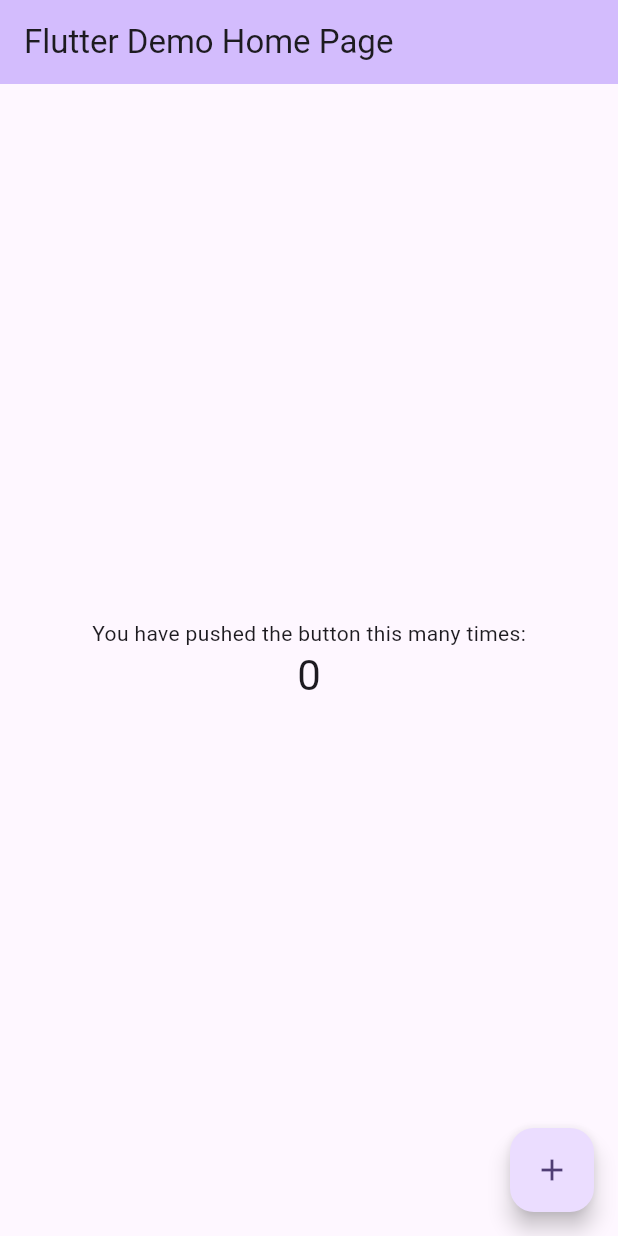
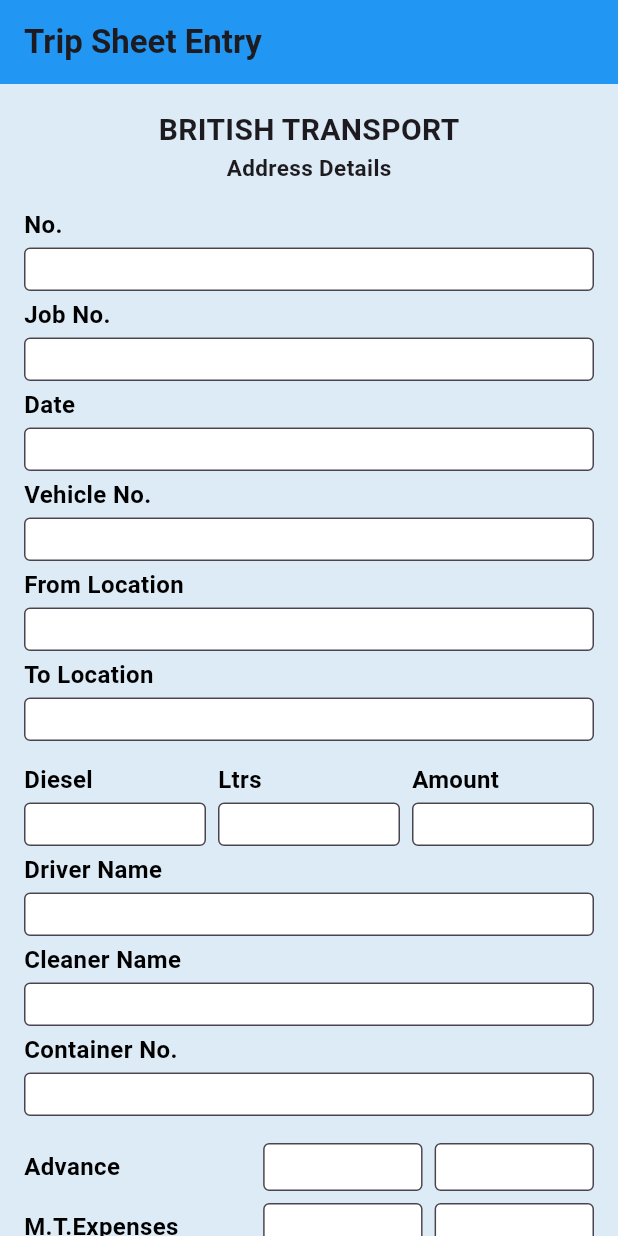
Before and after one commit to alibabakutty/transport_entry_app, a Flutter app: the screen it shows after launch, on a phone screen of 412 x 824 dp. Run offline on Flutter 3.47's test engine with Material 3 defaults, Android fonts, the phone set to English and light mode, and no system bars.

Commit message:
almost successfull home page for transport entry

```diff
--- /dev/null
+++ b/lib/home_page.dart
@@ -0,0 +1,87 @@
+import 'package:flutter/material.dart';
+import 'package:transport_entry_app/widgets/expense_row.dart';
+import 'package:transport_entry_app/widgets/header_section.dart';
+import 'package:transport_entry_app/widgets/input_field.dart';
+
+class HomePage extends StatelessWidget {
+  const HomePage({super.key});
+
+  @override
+  Widget build(BuildContext context) {
+    return Scaffold(
+      appBar: AppBar(
+        title: const Text(
+          'Trip Sheet Entry',
+          style: TextStyle(
+            fontWeight: FontWeight.bold,
+          ),
+        ),
+        backgroundColor: Colors.blue,
+      ),
+      body: Container(
+        color: const Color.fromARGB(255, 221, 235, 246),
+        child: SingleChildScrollView(
+          child: Padding(
+            padding: const EdgeInsets.all(16.0),
+            child: Column(
+              crossAxisAlignment: CrossAxisAlignment.start,
+              children: [
+                // Header Section
+                const HeaderSection(),
+
+                // Input Fields Section
+                const InputField(label: 'No.'),
+                const InputField(label: 'Job No.'),
+                const InputField(label: 'Date'),
+                const InputField(label: 'Vehicle No.'),
+                const InputField(label: 'From Location'),
+                const InputField(label: 'To Location'),
+                const SizedBox(height: 10),
+
+                // Diesel Section
+                Row(
+                  children: const [
+                    Expanded(child: InputField(label: 'Diesel')),
+                    SizedBox(width: 8),
+                    Expanded(child: InputField(label: 'Ltrs')),
+                    SizedBox(width: 8),
+                    Expanded(child: InputField(label: 'Amount')),
+                  ],
+                ),
+                const InputField(label: 'Driver Name'),
+                const InputField(label: 'Cleaner Name'),
+                const InputField(label: 'Container No.'),
+                const SizedBox(height: 10),
+
+                // Expenses Section
+                const ExpenseRow(label: 'Advance'),
+                const ExpenseRow(label: 'M.T.Expenses'),
+                const ExpenseRow(label: 'Toll'),
+                const ExpenseRow(label: 'Driver Charges'),
+                const ExpenseRow(label: 'Cleaner Charges'),
+                const ExpenseRow(label: 'R.T.O./ Police'),
+                const ExpenseRow(label: 'Harbour Expenses'),
+                const ExpenseRow(label: 'Driver Expenses'),
+                const ExpenseRow(label: 'Weight Charges'),
+                const ExpenseRow(label: 'Loading Charges'),
+                const ExpenseRow(label: 'Unloading Charges'),
+                const ExpenseRow(label: 'Other Expenses'),
+                const SizedBox(height: 10),
+
+                // Total, Advance, Balance
+                const ExpenseRow(label: 'Total'),
+                const ExpenseRow(label: 'Advance'),
+                const ExpenseRow(label: 'Balance'),
+
+                // Verification Section
+                const InputField(label: 'Verified By'),
+                const InputField(label: 'Passed'),
+                const InputField(label: 'Driver'),
+              ],
+            ),
+          ),
+        ),
+      ),
+    );
+  }
+}
--- a/lib/main.dart
+++ b/lib/main.dart
@@ -1,125 +1,19 @@
 import 'package:flutter/material.dart';
+import 'package:transport_entry_app/home_page.dart';
 
 void main() {
-  runApp(const MyApp());
+  runApp(const TransportEntryApp());
 }
 
-class MyApp extends StatelessWidget {
-  const MyApp({super.key});
+class TransportEntryApp extends StatelessWidget {
+  const TransportEntryApp({super.key});
 
-  // This widget is the root of your application.
   @override
   Widget build(BuildContext context) {
     return MaterialApp(
-      title: 'Flutter Demo',
-      theme: ThemeData(
-        // This is the theme of your application.
-        //
-        // TRY THIS: Try running your application with "flutter run". You'll see
-        // the application has a purple toolbar. Then, without quitting the app,
-        // try changing the seedColor in the colorScheme below to Colors.green
-        // and then invoke "hot reload" (save your changes or press the "hot
-        // reload" button in a Flutter-supported IDE, or press "r" if you used
-        // the command line to start the app).
-        //
-        // Notice that the counter didn't reset back to zero; the application
-        // state is not lost during the reload. To reset the state, use hot
-        // restart instead.
-        //
-        // This works for code too, not just values: Most code changes can be
-        // tested with just a hot reload.
-        colorScheme: ColorScheme.fromSeed(seedColor: Colors.deepPurple),
-        useMaterial3: true,
-      ),
-      home: const MyHomePage(title: 'Flutter Demo Home Page'),
+      debugShowCheckedModeBanner: false,
+      title: 'Transport Entry App',
+      home: HomePage(),
     );
   }
 }
-
-class MyHomePage extends StatefulWidget {
-  const MyHomePage({super.key, required this.title});
-
-  // This widget is the home page of your application. It is stateful, meaning
-  // that it has a State object (defined below) that contains fields that affect
-  // how it looks.
-
-  // This class is the configuration for the state. It holds the values (in this
-  // case the title) provided by the parent (in this case the App widget) and
-  // used by the build method of the State. Fields in a Widget subclass are
-  // always marked "final".
-
-  final String title;
-
-  @override
-  State<MyHomePage> createState() => _MyHomePageState();
-}
-
-class _MyHomePageState extends State<MyHomePage> {
-  int _counter = 0;
-
-  void _incrementCounter() {
-    setState(() {
-      // This call to setState tells the Flutter framework that something has
-      // changed in this State, which causes it to rerun the build method below
-      // so that the display can reflect the updated values. If we changed
-      // _counter without calling setState(), then the build method would not be
-      // called again, and so nothing would appear to happen.
-      _counter++;
-    });
-  }
-
-  @override
-  Widget build(BuildContext context) {
-    // This method is rerun every time setState is called, for instance as done
-    // by the _incrementCounter method above.
-    //
-    // The Flutter framework has been optimized to make rerunning build methods
-    // fast, so that you can just rebuild anything that needs updating rather
-    // than having to individually change instances of widgets.
-    return Scaffold(
-      appBar: AppBar(
-        // TRY THIS: Try changing the color here to a specific color (to
-        // Colors.amber, perhaps?) and trigger a hot reload to see the AppBar
-        // change color while the other colors stay the same.
-        backgroundColor: Theme.of(context).colorScheme.inversePrimary,
-        // Here we take the value from the MyHomePage object that was created by
-        // the App.build method, and use it to set our appbar title.
-        title: Text(widget.title),
-      ),
-      body: Center(
-        // Center is a layout widget. It takes a single child and positions it
-        // in the middle of the parent.
-        child: Column(
-          // Column is also a layout widget. It takes a list of children and
-          // arranges them vertically. By default, it sizes itself to fit its
-          // children horizontally, and tries to be as tall as its parent.
-          //
-          // Column has various properties to control how it sizes itself and
-          // how it positions its children. Here we use mainAxisAlignment to
-          // center the children vertically; the main axis here is the vertical
-          // axis because Columns are vertical (the cross axis would be
-          // horizontal).
-          //
-          // TRY THIS: Invoke "debug painting" (choose the "Toggle Debug Paint"
-          // action in the IDE, or press "p" in the console), to see the
-          // wireframe for each widget.
-          mainAxisAlignment: MainAxisAlignment.center,
-          children: <Widget>[
-            const Text(
-              'You have pushed the button this many times:',
-            ),
-            Text(
-              '$_counter',
-              style: Theme.of(context).textTheme.headlineMedium,
-            ),
-          ],
-        ),
-      ),
-      floatingActionButton: FloatingActionButton(
-        onPressed: _incrementCounter,
-        tooltip: 'Increment',
-        child: const Icon(Icons.add),
-      ), // This trailing comma makes auto-formatting nicer for build methods.
-    );
-  }
-}
--- /dev/null
+++ b/lib/widgets/expense_row.dart
@@ -0,0 +1,62 @@
+import 'package:flutter/material.dart';
+
+class ExpenseRow extends StatelessWidget {
+  final String label;
+  const ExpenseRow({
+    super.key,
+    required this.label,
+  });
+
+  @override
+  Widget build(BuildContext context) {
+    return Padding(
+      padding: const EdgeInsets.symmetric(vertical: 4.0),
+      child: Row(
+        children: [
+          Expanded(
+            flex: 3,
+            child: Text(
+              label,
+              style: TextStyle(
+                fontSize: 16,
+                color: Colors.black,
+                fontWeight: FontWeight.bold,
+              ),
+            ),
+          ),
+          Expanded(
+            flex: 2,
+            child: TextField(
+              decoration: InputDecoration(
+                border: OutlineInputBorder(),
+                isDense: true, // Reduces the default height
+                fillColor: Colors.white,
+                filled: true,
+                contentPadding: const EdgeInsets.symmetric(
+                  horizontal: 8.0,
+                  vertical: 4.0,
+                ),
+              ),
+            ),
+          ),
+          const SizedBox(width: 8),
+          Expanded(
+            flex: 2,
+            child: TextField(
+              decoration: InputDecoration(
+                border: OutlineInputBorder(),
+                isDense: true, // Reduces the default height
+                fillColor: Colors.white,
+                filled: true,
+                contentPadding: const EdgeInsets.symmetric(
+                  horizontal: 8.0,
+                  vertical: 4.0,
+                ),
+              ),
+            ),
+          ),
+        ],
+      ),
+    );
+  }
+}
--- /dev/null
+++ b/lib/widgets/header_section.dart
@@ -0,0 +1,29 @@
+import 'package:flutter/material.dart';
+
+class HeaderSection extends StatelessWidget {
+  const HeaderSection({super.key});
+
+  @override
+  Widget build(BuildContext context) {
+    return Center(
+        child: Column(
+      children: const [
+        Text(
+          'BRITISH TRANSPORT',
+          style: TextStyle(
+            fontSize: 20,
+            fontWeight: FontWeight.bold,
+          ),
+        ),
+        Text(
+          'Address Details',
+          style: TextStyle(
+            fontSize: 15,
+            fontWeight: FontWeight.bold,
+          ),
+        ),
+        SizedBox(height: 16),
+      ],
+    ));
+  }
+}
--- /dev/null
+++ b/lib/widgets/input_field.dart
@@ -0,0 +1,44 @@
+import 'package:flutter/material.dart';
+
+class InputField extends StatelessWidget {
+  final String label;
+  const InputField({
+    super.key,
+    required this.label,
+  });
+
+  @override
+  Widget build(BuildContext context) {
+    return Padding(
+      padding: const EdgeInsets.only(
+          bottom: 4.0), // Reduced vertical spacing between fields
+      child: Column(
+        crossAxisAlignment: CrossAxisAlignment.start,
+        children: [
+          Text(
+            label,
+            style: TextStyle(
+              fontSize: 16,
+              color: Colors.black,
+              fontWeight: FontWeight.bold,
+            ),
+          ),
+          const SizedBox(height: 4),
+          TextField(
+            decoration: InputDecoration(
+              border: OutlineInputBorder(),
+              isDense: true, // Reduces the default height
+              fillColor: Colors.white,
+              filled: true,
+              contentPadding: const EdgeInsets.symmetric(
+                horizontal: 8.0,
+                vertical: 4.0,
+              ),
+            ),
+            style: const TextStyle(fontSize: 14), // Optional: compact font size
+          ),
+        ],
+      ),
+    );
+  }
+}
```
Also changed, not shown: 1 other file.
